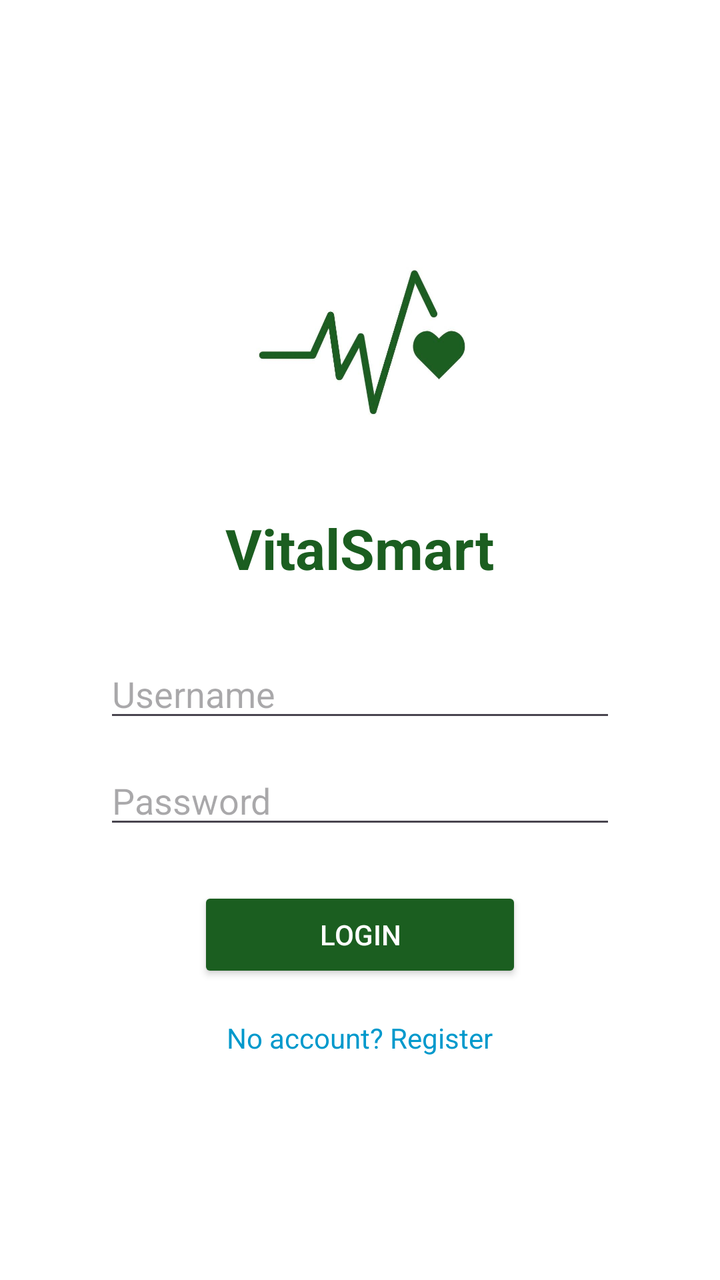
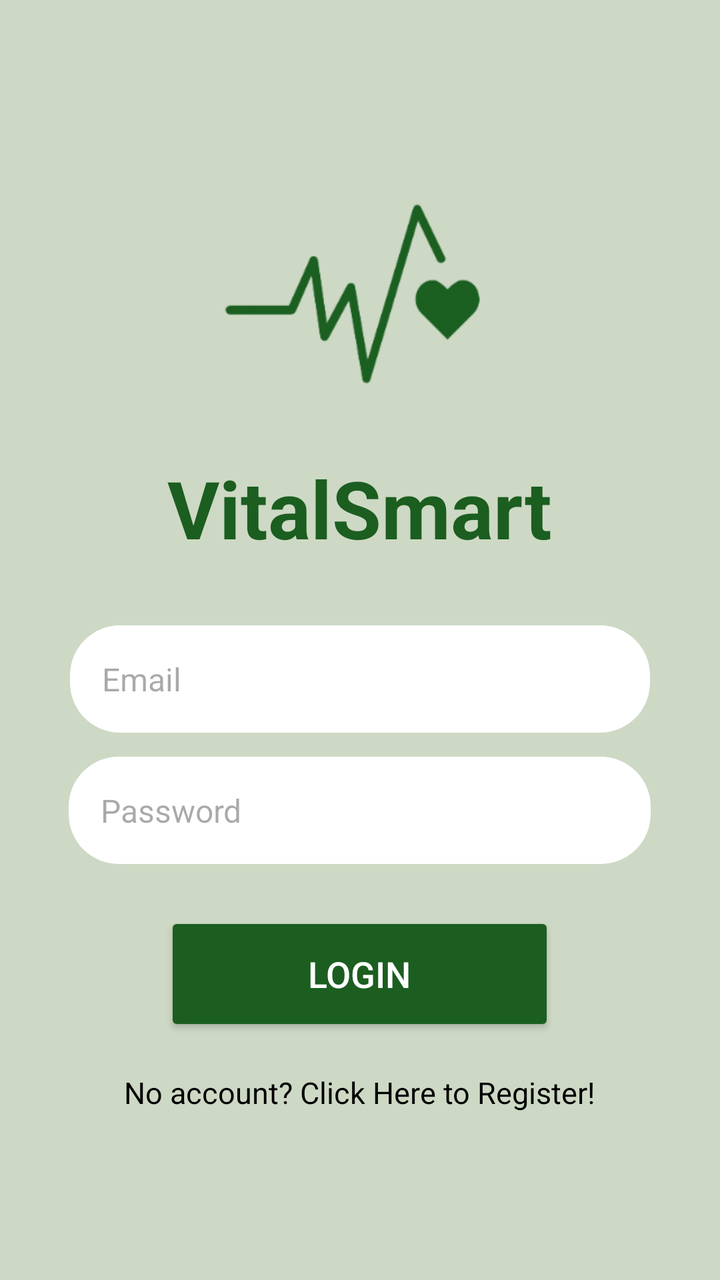

An Android layout rendered at two revisions. The XML below is the earlier revision; the diff shows what the commit changed to produce the second picture.
<!-- AndroidManifest.xml: application theme Theme.HealthTrack -->
<!-- res/layout/activity_main.xml -->
<?xml version="1.0" encoding="utf-8"?>
<LinearLayout xmlns:android="http://schemas.android.com/apk/res/android"
    android:id="@+id/main"
    android:layout_width="match_parent"
    android:layout_height="match_parent"
    android:background="#FFFFFF"
    android:gravity="center"
    android:orientation="horizontal"
    android:padding="24dp">

    <LinearLayout
        android:layout_width="match_parent"
        android:layout_height="wrap_content"
        android:gravity="center_horizontal"
        android:orientation="vertical">
        
        <ImageView
            android:id="@+id/logoImage"
            android:layout_width="120dp"
            android:layout_height="120dp"
            android:src="@drawable/logo"
            android:contentDescription="Logo"
            android:layout_marginBottom="24dp" />

        <TextView
            android:id="@+id/appTitle"
            android:layout_width="wrap_content"
            android:layout_height="wrap_content"
            android:layout_marginBottom="32dp"
            android:text="VitalSmart"
            android:textColor="#1B5E20"
            android:textSize="28sp"
            android:textStyle="bold" />

        <EditText
            android:id="@+id/etEmail"
            android:layout_width="256dp"
            android:layout_height="wrap_content"
            android:layout_marginBottom="12dp"
            android:hint="Username"
            android:inputType="textEmailAddress" />

        <EditText
            android:id="@+id/etPassword"
            android:layout_width="256dp"
            android:layout_height="wrap_content"
            android:layout_marginBottom="24dp"
            android:hint="Password"
            android:inputType="textPassword" />

        <Button
            android:id="@+id/btnLogin"
            android:layout_width="162dp"
            android:layout_height="wrap_content"
            android:backgroundTint="#1B5E20"
            android:text="Login"
            android:textColor="#FFFFFF" />

        <TextView
            android:id="@+id/tvRegister"
            android:layout_width="wrap_content"
            android:layout_height="wrap_content"
            android:layout_marginTop="18dp"
            android:text="No account? Register"
            android:textColor="@android:color/holo_blue_dark" />
    </LinearLayout>
</LinearLayout>
<!-- resources referenced by this layout -->
<resources>
  <!-- drawable logo: jpg bitmap (drawable, 17577 bytes) -->
  <style name="Theme.HealthTrack" parent="Base.Theme.HealthTrack" />
  <style name="Base.Theme.HealthTrack" parent="Theme.Material3.DayNight.NoActionBar">
          
          
      </style>
</resources>

<!-- the commit's change to res/layout/activity_main.xml (unified diff, before → after) -->
@@ -3,65 +3,75 @@
     android:id="@+id/main"
     android:layout_width="match_parent"
     android:layout_height="match_parent"
-    android:background="#FFFFFF"
+    android:orientation="vertical"
+    android:padding="24dp"
     android:gravity="center"
-    android:orientation="horizontal"
-    android:padding="24dp">
+    android:background="#CDD9C4">
 
     <LinearLayout
         android:layout_width="match_parent"
         android:layout_height="wrap_content"
-        android:gravity="center_horizontal"
-        android:orientation="vertical">
-        
+        android:orientation="vertical"
+        android:gravity="center_horizontal">
+
         <ImageView
             android:id="@+id/logoImage"
-            android:layout_width="120dp"
+            android:layout_width="207dp"
             android:layout_height="120dp"
-            android:src="@drawable/logo"
+            android:layout_marginBottom="24dp"
             android:contentDescription="Logo"
-            android:layout_marginBottom="24dp" />
+            android:src="@drawable/logotransparent1" />
 
         <TextView
             android:id="@+id/appTitle"
             android:layout_width="wrap_content"
             android:layout_height="wrap_content"
-            android:layout_marginBottom="32dp"
             android:text="VitalSmart"
+            android:textSize="40sp"
+            android:textStyle="bold"
             android:textColor="#1B5E20"
-            android:textSize="28sp"
-            android:textStyle="bold" />
+            android:layout_marginBottom="32dp" />
 
         <EditText
-            android:id="@+id/etEmail"
-            android:layout_width="256dp"
+            android:id="@+id/email"
+            android:layout_width="290dp"
             android:layout_height="wrap_content"
             android:layout_marginBottom="12dp"
-            android:hint="Username"
-            android:inputType="textEmailAddress" />
+            android:background="@drawable/roundtextfields"
+            android:hint="Email"
+            android:inputType="textEmailAddress"
+            android:padding="16dp"
+            android:textColor="#1B5E20"
+            android:textSize="16sp" />
 
         <EditText
-            android:id="@+id/etPassword"
-            android:layout_width="256dp"
+            android:id="@+id/password"
+            android:layout_width="291dp"
             android:layout_height="wrap_content"
             android:layout_marginBottom="24dp"
+            android:background="@drawable/roundtextfields"
             android:hint="Password"
-            android:inputType="textPassword" />
+            android:inputType="textPassword"
+            android:padding="16dp"
+            android:textColor="#1B5E20"
+            android:textSize="16sp" />
 
         <Button
             android:id="@+id/btnLogin"
-            android:layout_width="162dp"
-            android:layout_height="wrap_content"
+            android:layout_width="195dp"
+            android:layout_height="62dp"
             android:backgroundTint="#1B5E20"
             android:text="Login"
-            android:textColor="#FFFFFF" />
+            android:textColor="#FFFFFF"
+            android:textSize="18sp" />
 
         <TextView
-            android:id="@+id/tvRegister"
+            android:id="@+id/Register"
             android:layout_width="wrap_content"
             android:layout_height="wrap_content"
             android:layout_marginTop="18dp"
-            android:text="No account? Register"
-            android:textColor="@android:color/holo_blue_dark" />
+            android:textSize="15sp"
+            android:text="No account? Click Here to Register!"
+            android:textColor="@android:color/black" />
     </LinearLayout>
 </LinearLayout>
<!-- resource entries referenced after the edit -->
@@ -1,6 +1,12 @@
 <!-- resources referenced by this layout -->
 <resources>
-  <!-- drawable logo: jpg bitmap (drawable, 17577 bytes) -->
+  <!-- drawable logotransparent1: png bitmap (drawable, 17161 bytes) -->
+  <!-- drawable roundtextfields (drawable) -->
+  <shape xmlns:android="http://schemas.android.com/apk/res/android"
+      android:shape="rectangle">
+      <solid android:color="#FFFFFF"/>
+      <corners android:radius="25dp"/>
+  </shape>
   <style name="Theme.HealthTrack" parent="Base.Theme.HealthTrack" />
   <style name="Base.Theme.HealthTrack" parent="Theme.Material3.DayNight.NoActionBar">
           
